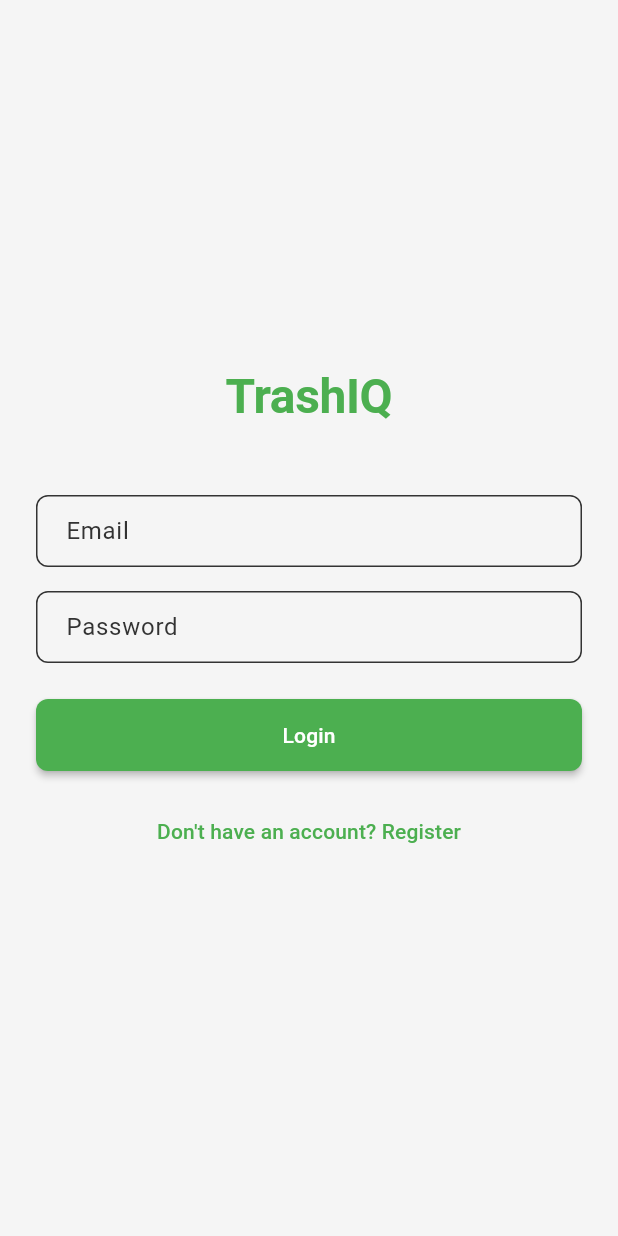
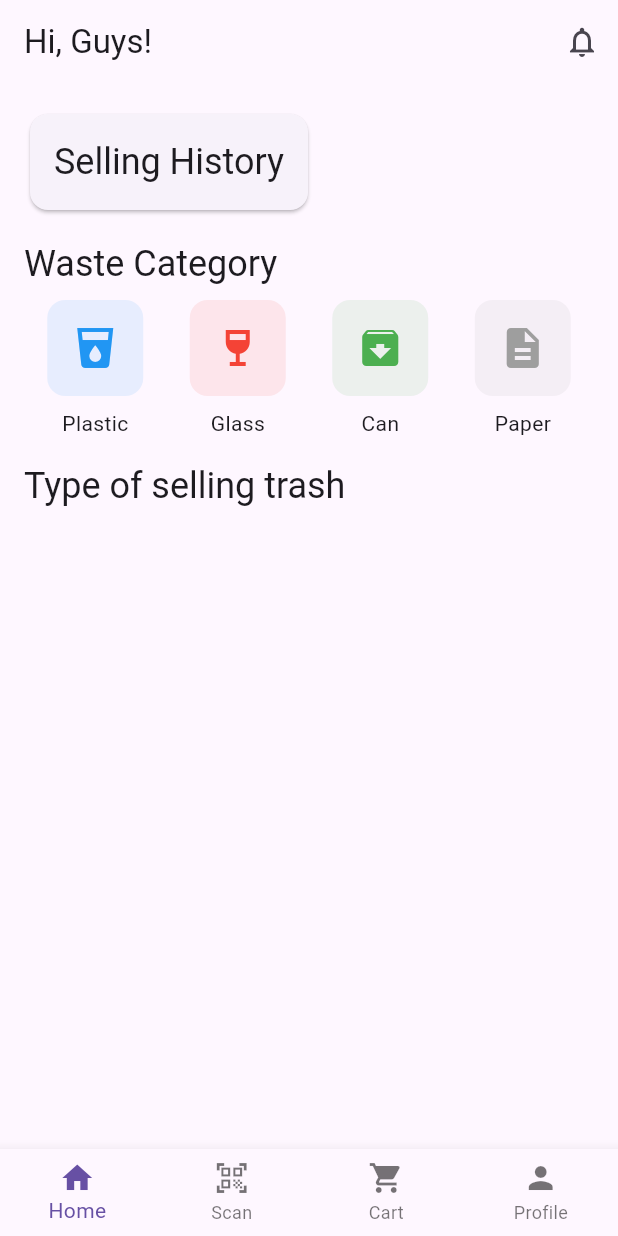
Before and after one commit to LaVireak/TrashIQ, a Flutter app: the screen it shows after launch, on a phone screen of 412 x 824 dp. Run offline on Flutter 3.47's test engine with Material 3 defaults, Android fonts, the phone set to English and light mode, and no system bars; our stand-ins replace cloud_firestore, firebase_auth; accounts and stored records are empty.

Commit message:
homepage work

```diff
--- a/frontend/lib/main.dart
+++ b/frontend/lib/main.dart
@@ -1,25 +1,10 @@
 import 'package:flutter/material.dart';
-import 'package:firebase_core/firebase_core.dart';
-import 'package:provider/provider.dart';
-
-import 'constants/theme.dart';
-import 'constants/routes.dart';
-
-import 'providers/auth_provider.dart';
-
-import 'screens/auth/login_screen.dart';
-import 'screens/auth/register_screen.dart';
-// import 'screens/home/home_screen.dart';
-// import 'screens/home/profile_screen.dart';
-// import 'screens/waste_detection/camera_screen.dart';
-// import 'screens/waste_detection/result_screen.dart';
-// import 'screens/marketplace/browse_screen.dart';
-// import 'screens/marketplace/item_detail_screen.dart';
-// import 'screens/marketplace/add_item_screen.dart';
+// import 'package:firebase_core/firebase_core.dart';
+import 'screens/home/home_screen.dart';
 
 void main() async {
-  WidgetsFlutterBinding.ensureInitialized();
-  await Firebase.initializeApp();
+  // WidgetsFlutterBinding.ensureInitialized();
+  // await Firebase.initializeApp();
   runApp(const MyApp());
 }
 
@@ -28,71 +13,12 @@ class MyApp extends StatelessWidget {
 
   @override
   Widget build(BuildContext context) {
-    return MultiProvider(
-      providers: [
-        ChangeNotifierProvider(create: (_) => AuthProvider()),
-        // Add other providers here
-      ],
-      child: MaterialApp(
-        debugShowCheckedModeBanner: false,
-        title: 'TrashIQ',
-        theme: AppTheme.lightTheme,
-        initialRoute: AppRoutes.splash,
-        routes: {
-          AppRoutes.splash: (context) => const SplashScreen(),
-          AppRoutes.login: (context) => LoginScreen(),
-          AppRoutes.register: (context) => RegisterScreen(),
-          // AppRoutes.home: (context) => const HomeScreen(),
-          // AppRoutes.profile: (context) => const ProfileScreen(),
-          // AppRoutes.wasteDetection: (context) => const CameraScreen(),
-          // AppRoutes.wasteResult: (context) => const ResultScreen(),
-          // AppRoutes.marketplace: (context) => const BrowseScreen(),
-          // AppRoutes.itemDetail: (context) => const ItemDetailScreen(),
-          // AppRoutes.addItem: (context) => const AddItemScreen(),
-        },
+    return MaterialApp(
+      title: 'TrashIQ',
+      theme: ThemeData(
+        primarySwatch: Colors.blue,
       ),
+      home: const HomeScreen(),
     );
   }
 }
-
-class SplashScreen extends StatefulWidget {
-  const SplashScreen({super.key});
-
-  @override
-  State<SplashScreen> createState() => _SplashScreenState();
-}
-
-class _SplashScreenState extends State<SplashScreen> {
-  @override
-  void initState() {
-    super.initState();
-
-    Future.delayed(const Duration(seconds: 2), () {
-      final authProvider = Provider.of<AuthProvider>(context, listen: false);
-
-      if (authProvider.isAuthenticated) {
-        Navigator.pushReplacementNamed(context, AppRoutes.home);
-      } else {
-        Navigator.pushReplacementNamed(context, AppRoutes.login);
-      }
-    });
-  }
-
-  @override
-  Widget build(BuildContext context) {
-    return Scaffold(
-      body: Center(
-        child: Column(
-          mainAxisAlignment: MainAxisAlignment.center,
-          children: [
-            Text('TrashIQ', style: Theme.of(context).textTheme.displayLarge),
-            const SizedBox(height: 16),
-            const CircularProgressIndicator(
-              valueColor: AlwaysStoppedAnimation<Color>(AppTheme.primaryColor),
-            ),
-          ],
-        ),
-      ),
-    );
-  }
-}
--- a/frontend/lib/screens/home/home_screen.dart
+++ b/frontend/lib/screens/home/home_screen.dart
@@ -0,0 +1,121 @@
+import 'package:flutter/material.dart';
+
+class HomeScreen extends StatelessWidget {
+  const HomeScreen({super.key});
+
+  @override
+  Widget build(BuildContext context) {
+    return Scaffold(
+      appBar: AppBar(
+        title: const Text('Hi, Guys!'),
+        actions: [
+          IconButton(
+            icon: const Icon(Icons.notifications_outlined),
+            onPressed: () {},
+          ),
+        ],
+      ),
+      body: SingleChildScrollView(
+        padding: const EdgeInsets.all(16),
+        child: Column(
+          crossAxisAlignment: CrossAxisAlignment.start,
+          children: [
+            // Selling History Section
+            Card(
+              child: Padding(
+                padding: const EdgeInsets.all(16),
+                child: Column(
+                  crossAxisAlignment: CrossAxisAlignment.start,
+                  children: [
+                    Text(
+                      'Selling History',
+                      style: Theme.of(context).textTheme.headlineSmall,
+                    ),
+                    // Add your selling history table here
+                  ],
+                ),
+              ),
+            ),
+            const SizedBox(height: 16),
+
+            // Waste Category Section
+            Text(
+              'Waste Category',
+              style: Theme.of(context).textTheme.headlineSmall,
+            ),
+            const SizedBox(height: 8),
+            Row(
+              mainAxisAlignment: MainAxisAlignment.spaceAround,
+              children: [
+                _buildCategoryItem(
+                  context,
+                  'Plastic',
+                  Icons.local_drink,
+                  Colors.blue,
+                ),
+                _buildCategoryItem(
+                  context,
+                  'Glass',
+                  Icons.wine_bar,
+                  Colors.red,
+                ),
+                _buildCategoryItem(context, 'Can', Icons.archive, Colors.green),
+                _buildCategoryItem(
+                  context,
+                  'Paper',
+                  Icons.description,
+                  Colors.grey,
+                ),
+              ],
+            ),
+            const SizedBox(height: 16),
+
+            // Pie Chart Section
+            Text(
+              'Type of selling trash',
+              style: Theme.of(context).textTheme.headlineSmall,
+            ),
+            // Add your pie chart here
+          ],
+        ),
+      ),
+      bottomNavigationBar: BottomNavigationBar(
+        type: BottomNavigationBarType.fixed,
+        items: const [
+          BottomNavigationBarItem(icon: Icon(Icons.home), label: 'Home'),
+          BottomNavigationBarItem(
+            icon: Icon(Icons.qr_code_scanner),
+            label: 'Scan',
+          ),
+          BottomNavigationBarItem(
+            icon: Icon(Icons.shopping_cart),
+            label: 'Cart',
+          ),
+          BottomNavigationBarItem(icon: Icon(Icons.person), label: 'Profile'),
+        ],
+      ),
+    );
+  }
+
+  Widget _buildCategoryItem(
+    BuildContext context,
+    String title,
+    IconData icon,
+    Color color,
+  ) {
+    return Column(
+      children: [
+        Container(
+          padding: const EdgeInsets.all(16),
+          decoration: BoxDecoration(
+            color: color.withOpacity(0.1),
+            borderRadius: BorderRadius.circular(12),
+          ),
+          child: Icon(icon, color: color, size: 32),
+        ),
+        const SizedBox(height: 8),
+        Text(title),
+      ],
+    );
+  }
+}
```
